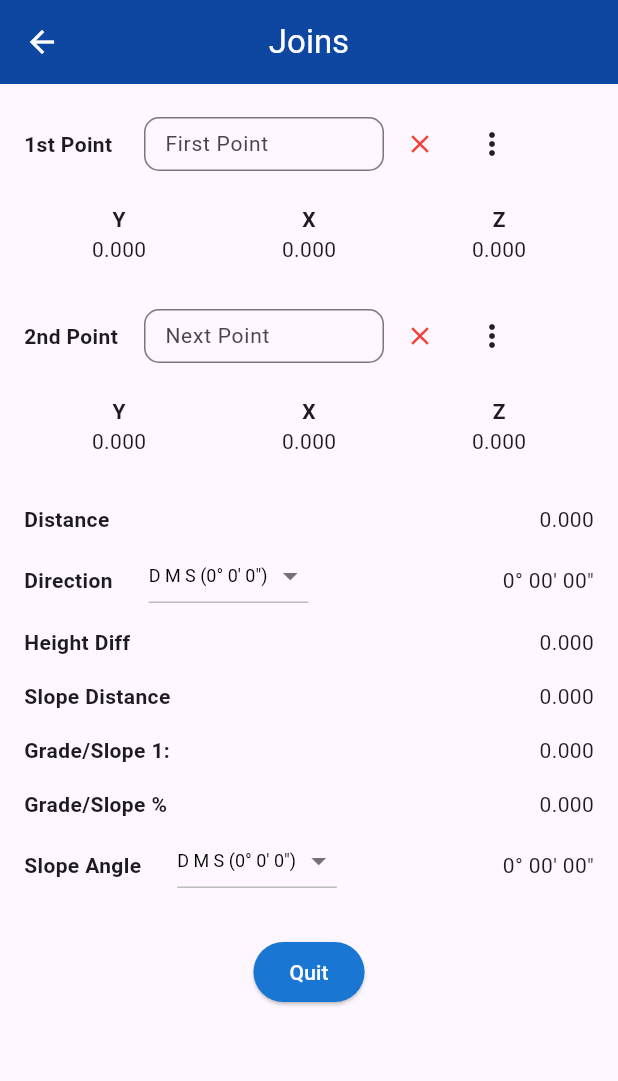
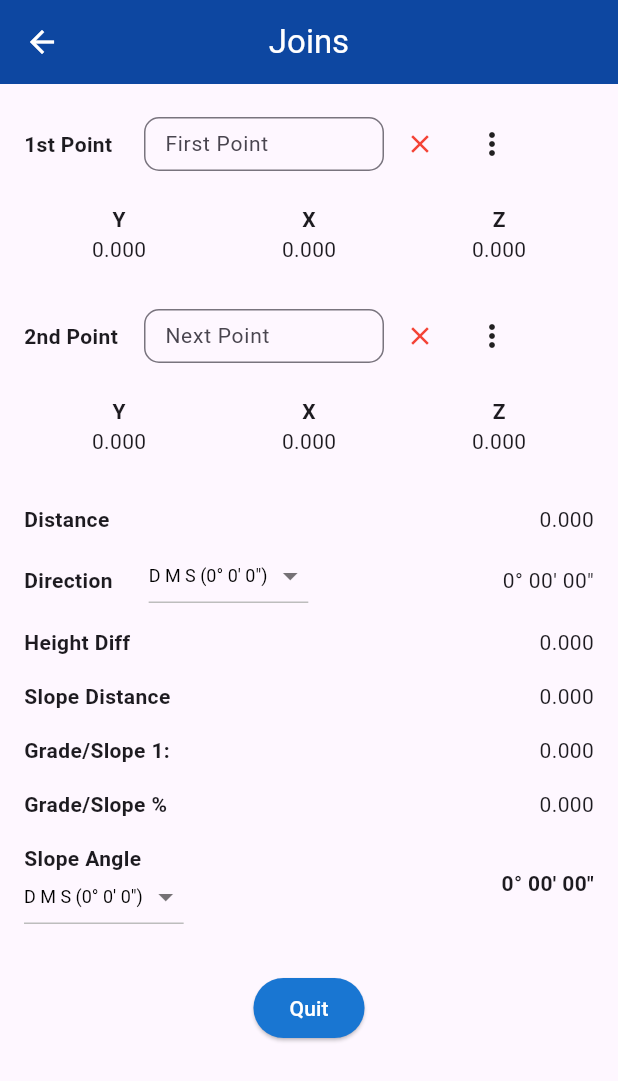
Before and after one commit to kevinmcdonagh1954/logger, a Flutter app: the SingleJoinView screen opened directly with empty values, on a phone screen of 412 x 824 dp. Shown: the top 1081 px of the screen. Run offline on Flutter 3.47's test engine with Material 3 defaults, Android fonts, the light colour scheme and no system bars; our stand-ins replace csv, file_picker, fl_chart, geolocator, get_it, google_maps_flutter and 4 more; accounts and stored records are empty; generated files the repository leaves out were written again; statements that could not run were skipped; project files that could hold a hidden picture were left out.

Commit message:
localisations updated. Format in last line of Join changed so does not overun screen with language changes

```diff
--- a/lib/presentation_layer/pages/calculations/single_join_view.dart
+++ b/lib/presentation_layer/pages/calculations/single_join_view.dart
@@ -1078,29 +1078,36 @@ class _SingleJoinViewState extends State<SingleJoinView> with RouteAware {
     return Padding(
       padding: const EdgeInsets.symmetric(vertical: 8.0),
       child: Row(
-        mainAxisAlignment: MainAxisAlignment.spaceBetween,
+        crossAxisAlignment: CrossAxisAlignment.center,
         children: [
-          Row(
+          Expanded(
+            child: Column(
+              crossAxisAlignment: CrossAxisAlignment.start,
               children: [
-              Text(l10n.slopeAngle,
-                  style: const TextStyle(fontWeight: FontWeight.bold)),
-              if (AngleConverter.gradsFactor == 1.0) ...[
-                const SizedBox(width: 24),
-                SizedBox(
+                Text(
+                  l10n.slopeAngle,
+                  style: const TextStyle(fontWeight: FontWeight.bold),
+                ),
+                if (AngleConverter.gradsFactor == 1.0)
+                  Padding(
+                    padding: const EdgeInsets.only(top: 4.0),
+                    child: SizedBox(
                       height: 30,
                       child: Container(
                         decoration: BoxDecoration(
                           color: const Color.fromRGBO(254, 247, 255, 1.0),
                           border: Border(
-                        bottom:
-                            BorderSide(color: Colors.grey.shade400, width: 1),
+                            bottom: BorderSide(
+                                color: Colors.grey.shade400, width: 1),
                           ),
                         ),
                         child: DropdownButton<BearingFormat>(
                           value: _selectedAngleFormat,
                           isDense: true,
-                      style: const TextStyle(fontSize: 12, color: Colors.black),
-                      dropdownColor: const Color.fromRGBO(254, 247, 255, 1.0),
+                          style: const TextStyle(
+                              fontSize: 12, color: Colors.black),
+                          dropdownColor:
+                              const Color.fromRGBO(254, 247, 255, 1.0),
                           underline: Container(),
                           icon: const Icon(Icons.arrow_drop_down,
                               color: Colors.black54),
@@ -1117,12 +1124,16 @@ class _SingleJoinViewState extends State<SingleJoinView> with RouteAware {
                         ),
                       ),
                     ),
-              ],
+                  ),
               ],
             ),
+          ),
+          const SizedBox(width: 8),
           Text(
             angle,
-            style: const TextStyle(fontSize: 14),
+            style: const TextStyle(fontSize: 14, fontWeight: FontWeight.bold),
+            overflow: TextOverflow.ellipsis,
+            maxLines: 1,
           ),
         ],
       ),
```
Also changed, not shown: lib/l10n/app_en.arb (+7 -1 lines), lib/l10n/app_es.arb (+26 -1 lines), lib/l10n/app_pt.arb (+26 -1 lines), lib/l10n/app_zh.arb (+26 -1 lines), 4 other files. Lines whose indentation alone changed are shown as unchanged.
